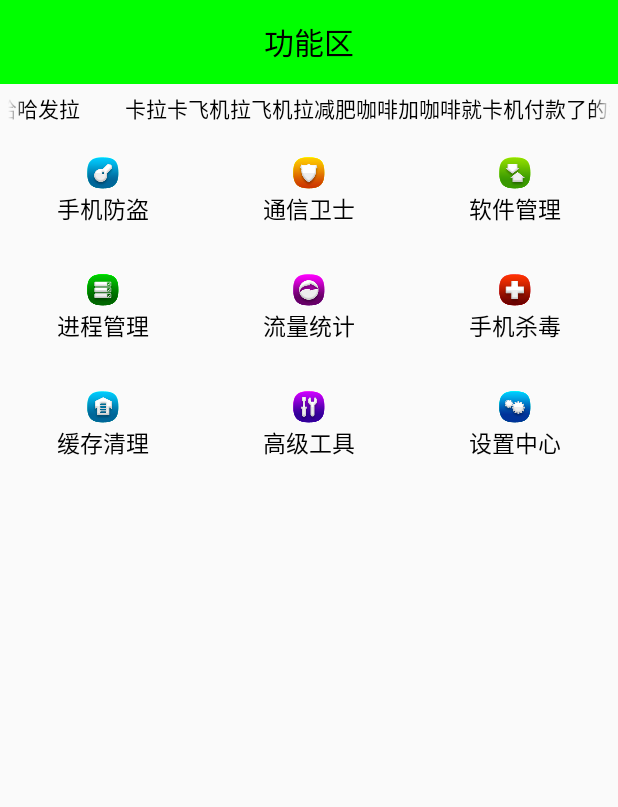
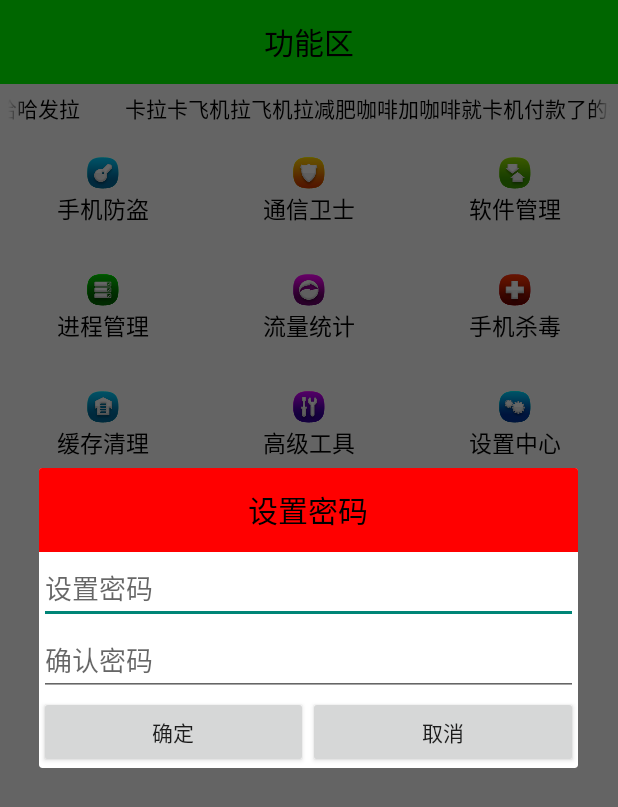
Before and after one commit to benliben/SAFE, an Android app: the screen it shows after launch (HomeActivity), after a tap on "手机防盗", on a phone screen of 412 x 824 dp. Shown: the top 807 px of the screen. Run offline under Robolectric (Android 15) with nearby library versions, the phone set to English and light mode, and no system bars; our stand-ins replace ButterKnife.

Commit message:
实现了手机防盗进入的对话框功能

```diff
--- a/app/src/main/AndroidManifest.xml
+++ b/app/src/main/AndroidManifest.xml
@@ -20,6 +20,9 @@
         </activity>
         <activity android:name=".ui.activity.HomeActivity"></activity>
         <activity android:name=".ui.activity.SettingActivity"></activity>
+        <activity android:name=".ui.activity.TestActivity"></activity>
     </application>
 
+
+
 </manifest>
--- a/app/src/main/java/com/android/benben/safe/ui/activity/HomeActivity.java
+++ b/app/src/main/java/com/android/benben/safe/ui/activity/HomeActivity.java
@@ -1,5 +1,6 @@
 package com.android.benben.safe.ui.activity;
 
+import android.app.AlertDialog;
 import android.content.Intent;
 import android.os.Bundle;
 import android.support.v7.app.AppCompatActivity;
@@ -8,10 +9,14 @@ import android.support.v7.widget.GridLayoutManager;
 import android.support.v7.widget.LinearLayoutManager;
 import android.support.v7.widget.RecyclerView;
 import android.text.Layout;
+import android.text.TextUtils;
 import android.view.View;
+import android.widget.Button;
+import android.widget.EditText;
 
 import com.android.benben.safe.R;
 import com.android.benben.safe.ui.adapter.HomeAdapter;
+import com.android.benben.safe.utils.SpUtil;
 import com.android.benben.safe.utils.ToastUrl;
 
 import java.util.ArrayList;
@@ -63,6 +68,7 @@ public class HomeActivity extends AppCompatActivity {
             public void onItemClick(View view, int position) {
                 switch (position) {
                     case 0:
+                        showDialog();
                         break;
                     case 1:
                         break;
@@ -114,5 +120,121 @@ public class HomeActivity extends AppCompatActivity {
         });
     }
 
+    private void showDialog() {
+        /*判断本地是否有存储密码(sp 字符串)*/
+        String psd = SpUtil.getString(this, ConstantValue.MOBILE_SAFE_PSD, "");
+        /*1.没有密码就是第一次创建*/
+        if (TextUtils.isEmpty(psd)) {
+            showSetPsdDialog();
+        } else {
+            /*2.有密码就不是第一次创建*/
+            showConfirmPsdDialog();
+        }
+
+
+    }
+
+    /**
+     * 第一次创建密码对话框
+     */
+    private void showSetPsdDialog() {
+        /*因为需要自己去展示定义的对话框的展示样式，所以需要调用dialog.setView(view)
+        * view是自己编写的xml转换成view对象 */
+        AlertDialog.Builder builder = new AlertDialog.Builder(this);
+        final AlertDialog dialog = builder.create();
+
+        final View view = View.inflate(this, R.layout.dialog_set_psd, null);
+        /*让对话框显示一个自己定义的对话框界面效果*/
+        dialog.setView(view);
+        dialog.show();
+
+        Button bt_submit = (Button) view.findViewById(R.id.bt_submit);
+        Button bt_cancel = (Button) view.findViewById(R.id.bt_cancel);
+        bt_submit.setOnClickListener(new View.OnClickListener() {
+            @Override
+            public void onClick(View v) {
+                EditText et_set_psd = (EditText) view.findViewById(R.id.et_set_psd);
+                EditText et_confirm_psd = (EditText) view.findViewById(R.id.et_confirm_psd);
+
+                String set_psd = et_set_psd.getText().toString();
+                String confirm_psd = et_confirm_psd.getText().toString();
+                if (!TextUtils.isEmpty(set_psd) && !TextUtils.isEmpty(confirm_psd)) {
+                    if (set_psd .equals(confirm_psd) ) {
+                        /*进入应用手机防盗模块，开启一个新的界面*/
+                        Intent intent = new Intent(HomeActivity.this, TestActivity.class);
+                        startActivity(intent);
+                        /*跳转到新的界面 隐藏对话框*/
+                        dialog.dismiss();
+
+                        SpUtil.putString(getApplicationContext(), ConstantValue.MOBILE_SAFE_PSD, set_psd);
+
+                    } else {
+                        ToastUrl.show(getApplicationContext(), "两次输入不一致，请重新输入");
+                    }
+
+                } else {
+                    ToastUrl.show(getApplicationContext(), "内容不能为空");
+                }
+            }
+        });
+        bt_cancel.setOnClickListener(new View.OnClickListener() {
+            @Override
+            public void onClick(View v) {
+                dialog.dismiss();
+            }
+        });
+    }
+
+    /**
+     * 确认密码对话框
+     */
+    private void showConfirmPsdDialog() {
+                /*因为需要自己去展示定义的对话框的展示样式，所以需要调用dialog.setView(view)
+        * view是自己编写的xml转换成view对象 */
+        AlertDialog.Builder builder = new AlertDialog.Builder(this);
+        final AlertDialog dialog = builder.create();
+
+        final View view = View.inflate(this, R.layout.dialog_confirm_psd, null);
+        /*让对话框显示一个自己定义的对话框界面效果*/
+        dialog.setView(view);
+        dialog.show();
+
+        Button bt_submit = (Button) view.findViewById(R.id.bt_submit);
+        Button bt_cancel = (Button) view.findViewById(R.id.bt_cancel);
+        bt_submit.setOnClickListener(new View.OnClickListener() {
+            @Override
+            public void onClick(View v) {
+
+                EditText et_confirm_psd = (EditText) view.findViewById(R.id.et_confirm_psd);
+
+                String confirm_psd = et_confirm_psd.getText().toString();
+                String set_psd = SpUtil.getString(getApplicationContext(), ConstantValue.MOBILE_SAFE_PSD, "");
+                if (!TextUtils.isEmpty(confirm_psd)) {
+                    if (set_psd .equals(confirm_psd) ) {
+                        /*进入应用手机防盗模块，开启一个新的界面*/
+                        Intent intent = new Intent(HomeActivity.this, TestActivity.class);
+                        startActivity(intent);
+                        /*跳转到新的界面 隐藏对话框*/
+                        dialog.dismiss();
+
+
+                    } else {
+                        ToastUrl.show(getApplicationContext(), "密码错误，请重新输入");
+                    }
+
+                } else {
+                    ToastUrl.show(getApplicationContext(), "内容不能为空");
+                }
+            }
+        });
+        bt_cancel.setOnClickListener(new View.OnClickListener() {
+            @Override
+            public void onClick(View v) {
+                dialog.dismiss();
+            }
+        });
+
+    }
+
 
 }
--- a/app/src/main/java/com/android/benben/safe/utils/SpUtil.java
+++ b/app/src/main/java/com/android/benben/safe/utils/SpUtil.java
@@ -37,4 +37,38 @@ public class SpUtil {
         }
         return sp.getBoolean(key, defValue);
     }
+
+
+
+
+
+
+
+    /**
+     * 写
+     * @param context 上下文
+     * @param key 存储节点的名称
+     * @param value 存储节点的boolean
+     */
+    public static void putString(Context context, String key, String value) {
+
+        if (sp ==null) {
+            sp = context.getSharedPreferences("config", Context.MODE_PRIVATE);
+        }
+        sp.edit().putString(key, value).commit();
+    }
+
+    /**
+     *读
+     * @param context 上下文环境
+     * @param key 储存节点名称
+     * @param defValue 没有此节点的默认值
+     * @return  默认值或者此节点读取到的结果
+     */
+    public static String getString(Context context, String key, String defValue) {
+        if (sp == null) {
+            sp = context.getSharedPreferences("config", Context.MODE_PRIVATE);
+        }
+        return sp.getString(key, defValue);
+    }
 }
--- /dev/null
+++ b/app/src/main/res/layout/dialog_set_psd.xml
@@ -0,0 +1,50 @@
+<?xml version="1.0" encoding="utf-8"?>
+<LinearLayout xmlns:android="http://schemas.android.com/apk/res/android"
+    android:layout_width="match_parent"
+    android:layout_height="match_parent"
+    android:orientation="vertical">
+
+    <TextView
+        style="@style/TitleStyle"
+        android:background="#f00"
+        android:text="设置密码" />
+
+    <EditText
+        android:inputType="textPassword"
+        android:id="@+id/et_set_psd"
+        android:layout_width="match_parent"
+        android:layout_height="wrap_content"
+        android:hint="设置密码" />
+
+    <EditText
+        android:inputType="textPassword"
+        android:id="@+id/et_confirm_psd"
+        android:layout_width="match_parent"
+        android:layout_height="wrap_content"
+        android:hint="确认密码" />
+
+    <LinearLayout
+        android:layout_width="match_parent"
+        android:layout_height="wrap_content"
+        android:orientation="horizontal">
+
+        <Button
+            android:id="@+id/bt_submit"
+            android:layout_width="0dp"
+            android:layout_height="wrap_content"
+            android:layout_weight="1"
+            android:gravity="center"
+            android:text="确定" />
+
+        <Button
+            android:id="@+id/bt_cancel"
+            android:layout_width="0dp"
+            android:layout_height="wrap_content"
+            android:layout_weight="1"
+            android:gravity="center"
+            android:text="取消" />
+
+    </LinearLayout>
+
+
+</LinearLayout>
```
Also changed, not shown: app/src/main/java/com/android/benben/safe/ui/activity/ConstantValue.java (+12 -4 lines), app/src/main/java/com/android/benben/safe/ui/activity/TestActivity.java (added, +21 -0 lines), app/src/main/res/layout/dialog_confirm_psd.xml (added, +45 -0 lines).
